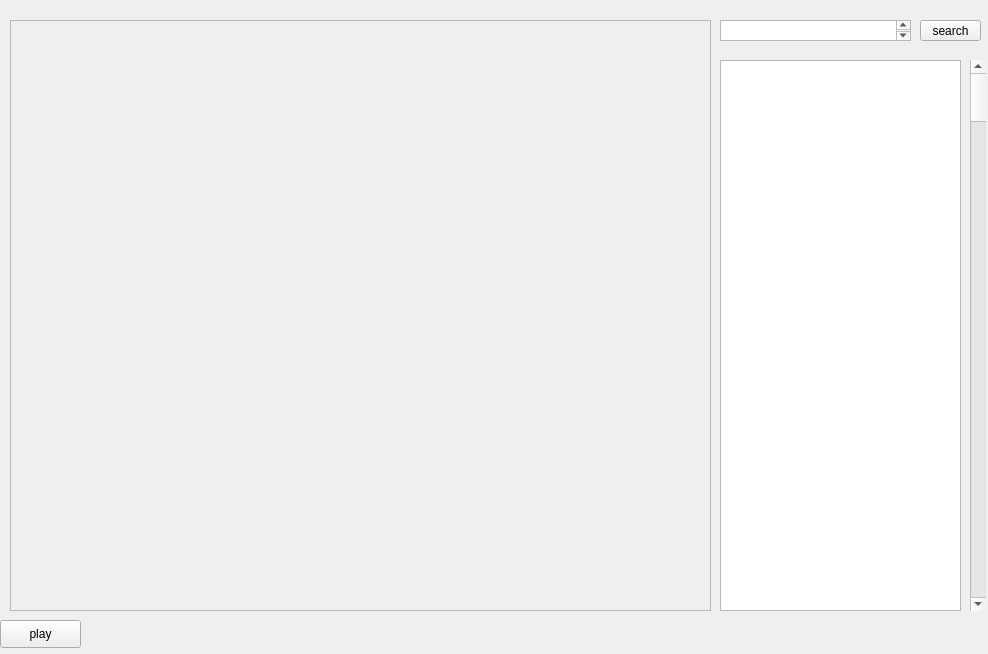
Before: the Qt Designer form mplayer/player.ui in cls1991/NetEaseCoursesClient, drawn with Qt 5.
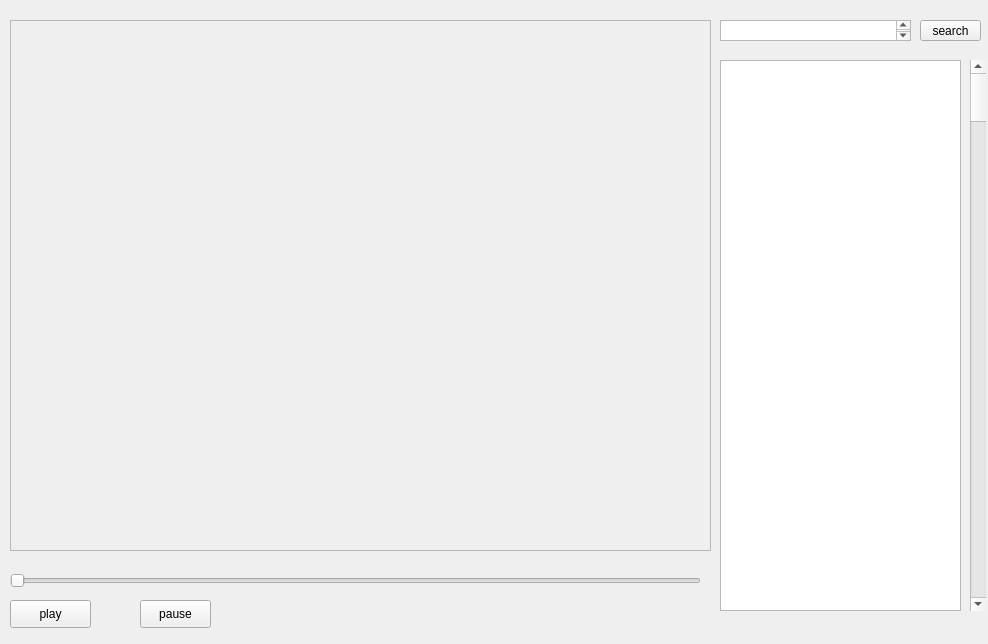
After: the same form once the commit is applied.

```diff
--- a/mplayer/player.ui
+++ b/mplayer/player.ui
@@ -10,7 +10,7 @@
     <x>0</x>
     <y>0</y>
     <width>988</width>
-    <height>654</height>
+    <height>644</height>
    </rect>
   </property>
   <property name="windowTitle">
@@ -19,8 +19,8 @@
   <widget class="QPushButton" name="pushButton">
    <property name="geometry">
     <rect>
-     <x>0</x>
-     <y>620</y>
+     <x>10</x>
+     <y>600</y>
      <width>81</width>
      <height>28</height>
     </rect>
@@ -35,7 +35,7 @@
      <x>10</x>
      <y>20</y>
      <width>701</width>
-     <height>591</height>
+     <height>531</height>
     </rect>
    </property>
    <property name="minimumSize">
@@ -97,6 +97,32 @@
     </rect>
    </property>
   </widget>
+  <widget class="QSlider" name="horizontalSlider">
+   <property name="geometry">
+    <rect>
+     <x>10</x>
+     <y>570</y>
+     <width>691</width>
+     <height>21</height>
+    </rect>
+   </property>
+   <property name="orientation">
+    <enum>Qt::Horizontal</enum>
+   </property>
+  </widget>
+  <widget class="QPushButton" name="pushButton_3">
+   <property name="geometry">
+    <rect>
+     <x>140</x>
+     <y>600</y>
+     <width>71</width>
+     <height>28</height>
+    </rect>
+   </property>
+   <property name="text">
+    <string>pause</string>
+   </property>
+  </widget>
  </widget>
  <layoutdefault spacing="6" margin="11"/>
  <resources/>
```
